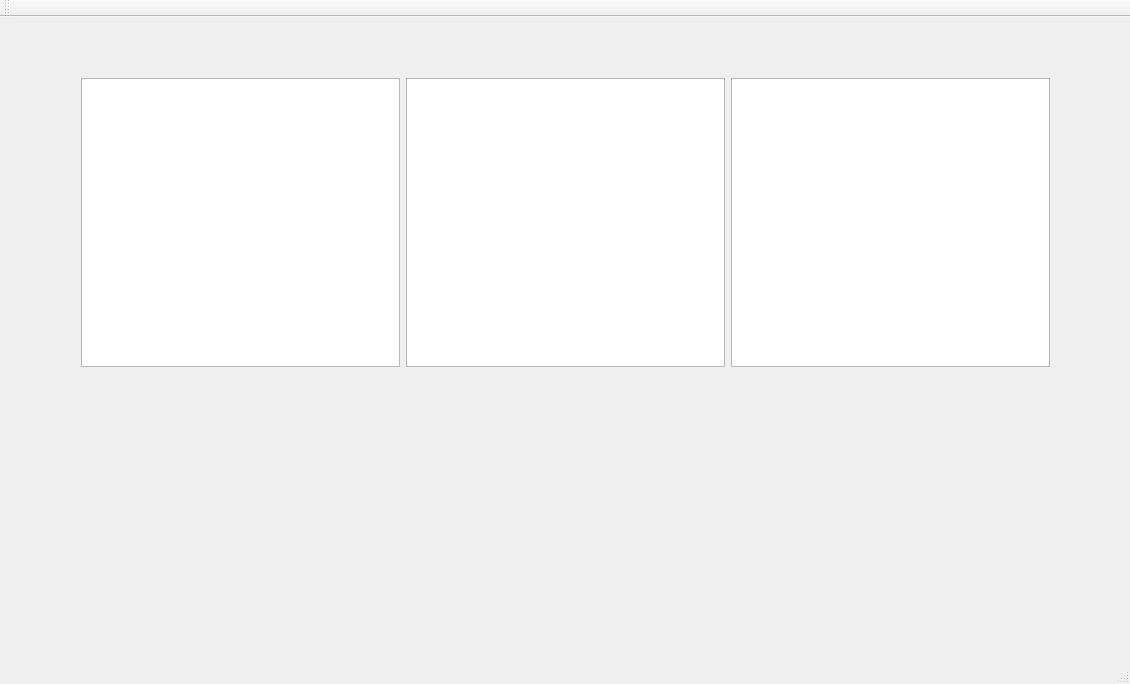
Old version of the form vur/vur/mainwindow.ui in the repository noelniles/cvtools.
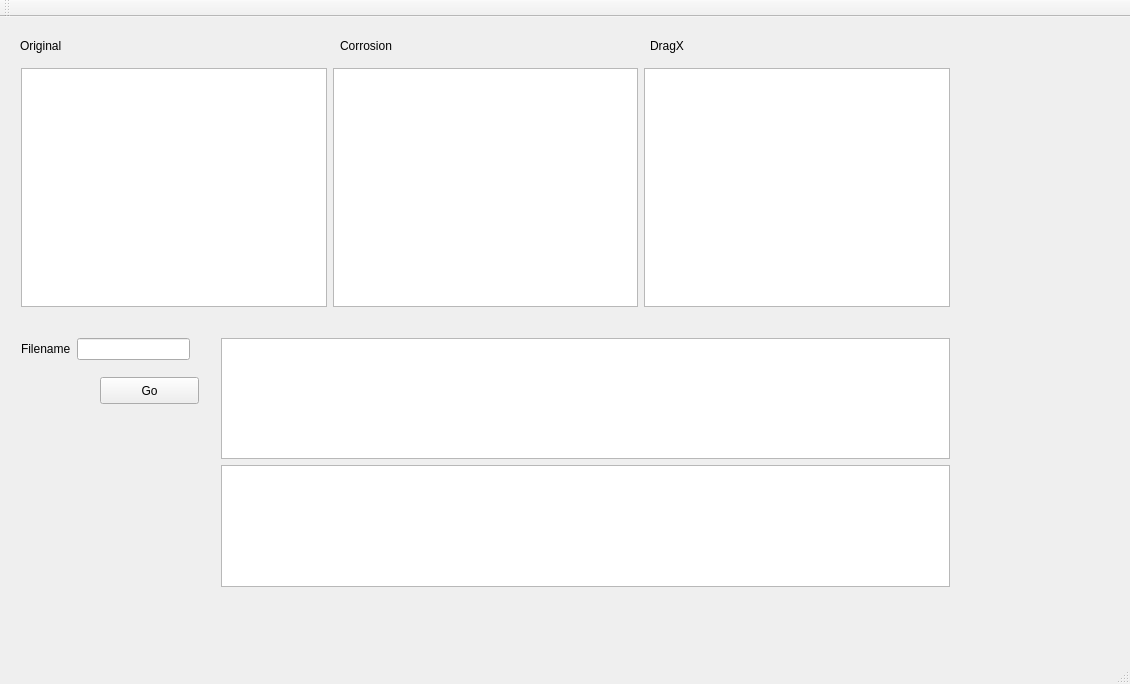
New version of the form. Custom widgets are drawn as their Qt base class.

```diff
--- a/vur/vur/mainwindow.ui
+++ b/vur/vur/mainwindow.ui
@@ -14,27 +14,129 @@
    <string>MainWindow</string>
   </property>
   <widget class="QWidget" name="centralWidget">
-   <widget class="QWidget" name="">
+   <widget class="QWidget" name="layoutWidget">
     <property name="geometry">
      <rect>
-      <x>70</x>
-      <y>50</y>
-      <width>991</width>
-      <height>311</height>
+      <x>10</x>
+      <y>40</y>
+      <width>951</width>
+      <height>261</height>
      </rect>
     </property>
-    <layout class="QHBoxLayout" name="horizontalLayout">
-     <item>
+    <layout class="QGridLayout" name="gridLayout">
+     <item row="0" column="0">
       <widget class="GraphicsView" name="original_view"/>
      </item>
-     <item>
+     <item row="0" column="1">
       <widget class="GraphicsView" name="coating_view"/>
      </item>
-     <item>
+     <item row="0" column="2">
       <widget class="GraphicsView" name="corrosion_view"/>
      </item>
     </layout>
    </widget>
+   <widget class="QPushButton" name="pushButton">
+    <property name="geometry">
+     <rect>
+      <x>100</x>
+      <y>360</y>
+      <width>99</width>
+      <height>27</height>
+     </rect>
+    </property>
+    <property name="text">
+     <string>Go</string>
+    </property>
+   </widget>
+   <widget class="QLabel" name="label_2">
+    <property name="geometry">
+     <rect>
+      <x>20</x>
+      <y>20</y>
+      <width>67</width>
+      <height>17</height>
+     </rect>
+    </property>
+    <property name="text">
+     <string>Original</string>
+    </property>
+   </widget>
+   <widget class="QLabel" name="label_3">
+    <property name="geometry">
+     <rect>
+      <x>340</x>
+      <y>20</y>
+      <width>67</width>
+      <height>17</height>
+     </rect>
+    </property>
+    <property name="text">
+     <string>Corrosion</string>
+    </property>
+   </widget>
+   <widget class="QLabel" name="label_4">
+    <property name="geometry">
+     <rect>
+      <x>650</x>
+      <y>20</y>
+      <width>67</width>
+      <height>17</height>
+     </rect>
+    </property>
+    <property name="text">
+     <string>DragX</string>
+    </property>
+   </widget>
+   <widget class="QWidget" name="">
+    <property name="geometry">
+     <rect>
+      <x>10</x>
+      <y>310</y>
+      <width>191</width>
+      <height>51</height>
+     </rect>
+    </property>
+    <layout class="QFormLayout" name="formLayout">
+     <item row="0" column="0">
+      <widget class="QLabel" name="label">
+       <property name="text">
+        <string>Filename</string>
+       </property>
+      </widget>
+     </item>
+     <item row="0" column="1">
+      <widget class="QLineEdit" name="lineEdit"/>
+     </item>
+    </layout>
+   </widget>
+   <widget class="QWidget" name="">
+    <property name="geometry">
+     <rect>
+      <x>210</x>
+      <y>310</y>
+      <width>751</width>
+      <height>271</height>
+     </rect>
+    </property>
+    <layout class="QVBoxLayout" name="verticalLayout">
+     <item>
+      <widget class="QGraphicsView" name="graphicsView"/>
+     </item>
+     <item>
+      <widget class="QGraphicsView" name="graphicsView_2"/>
+     </item>
+    </layout>
+   </widget>
+   <zorder>layoutWidget</zorder>
+   <zorder>graphicsView</zorder>
+   <zorder>label</zorder>
+   <zorder>lineEdit</zorder>
+   <zorder>graphicsView_2</zorder>
+   <zorder>label</zorder>
+   <zorder>pushButton</zorder>
+   <zorder>label_2</zorder>
+   <zorder>label_3</zorder>
+   <zorder>label_4</zorder>
   </widget>
   <widget class="QMenuBar" name="menuBar">
    <property name="geometry">
```
Left out of the diff: 2 changed lines with no effect on the pictures.
